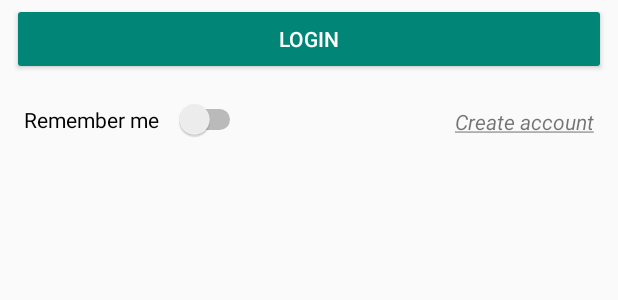
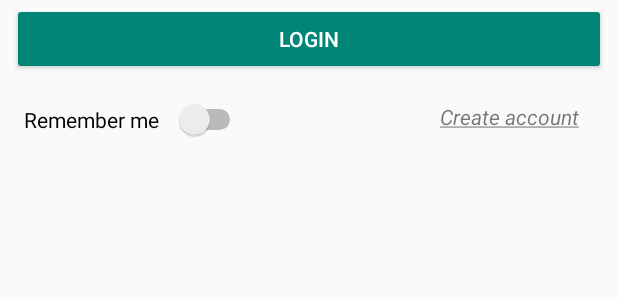
Before and after one commit to Oxmose/PassLock, an Android app: the layout activity_login.xml on its own in the app's theme, with its tools: preview values and no code run, on a phone screen of 412 x 824 dp. Shown: the part 535-835 px from the top of the screen. Run offline under Robolectric (Android 15) with nearby library versions, the phone set to English and light mode, and no system bars; plain views replace CircularImageView.

Commit message:
Fixed create account button

```diff
--- a/app/src/main/res/layout/activity_login.xml
+++ b/app/src/main/res/layout/activity_login.xml
@@ -152,8 +152,9 @@
         android:layout_width="wrap_content"
         android:layout_height="wrap_content"
         android:layout_marginEnd="16dp"
-        android:layout_marginTop="21dp"
+        android:layout_marginTop="8dp"
         android:clickable="true"
+        android:padding="10dp"
         android:text="@string/u_create_account_u"
         android:textStyle="italic"
         app:layout_constraintEnd_toEndOf="parent"
```
